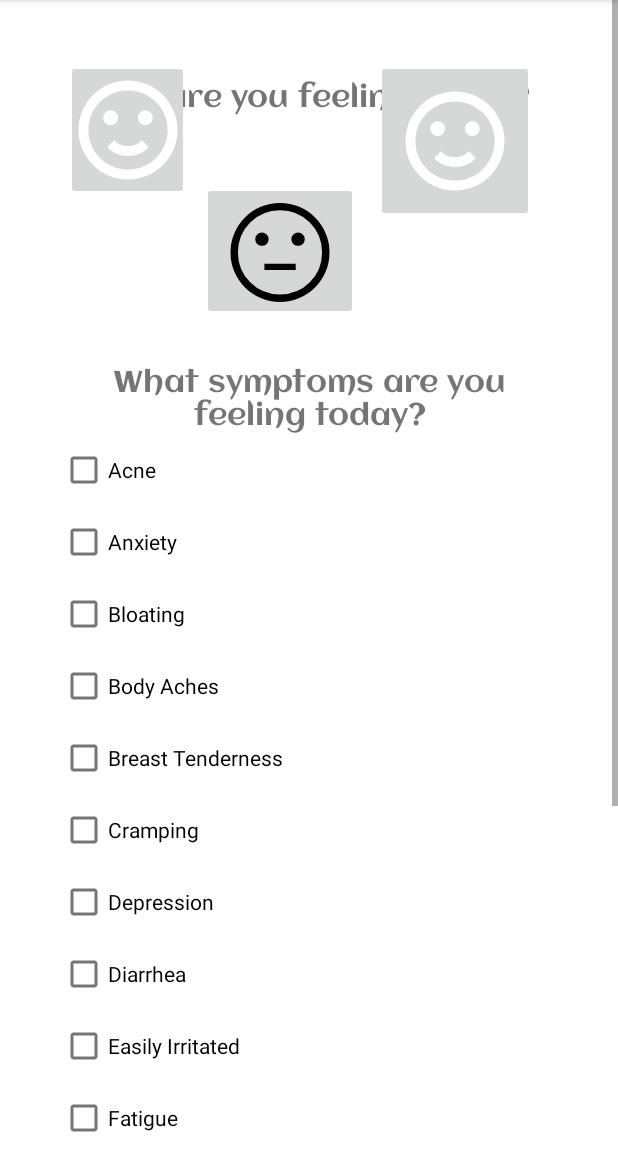
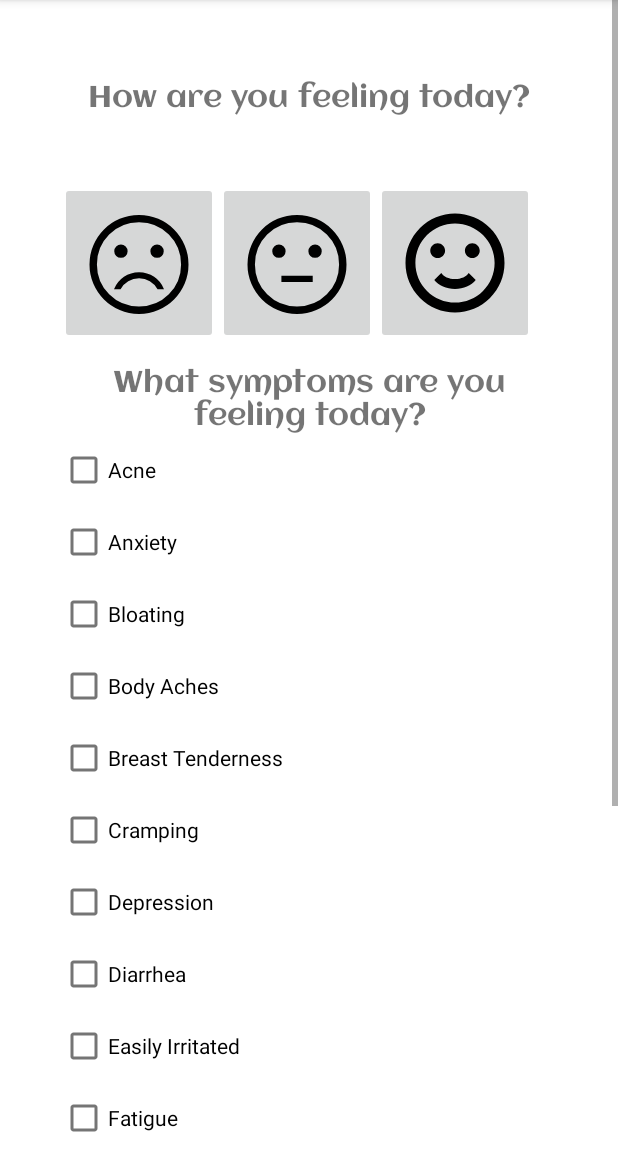
Before and after one commit to danisaba/WicHacks, an Android app: the SymptomsTracking screen opened directly, with no data from a screen before it, on a phone screen of 412 x 824 dp, the part 84-1236 px from its top. Run offline under Robolectric (Android 15) with nearby library versions, the phone set to English and light mode, and no system bars.

Commit message:
fixed some layout issues, added more unversioned files, started on the medicine tracking

```diff
--- a/app/src/main/AndroidManifest.xml
+++ b/app/src/main/AndroidManifest.xml
@@ -11,6 +11,9 @@
         android:supportsRtl="true"
         android:theme="@style/Theme.WicHacks"
         tools:targetApi="31">
+        <activity
+            android:name=".MedicationAdding"
+            android:exported="false" />
         <activity
             android:name=".CycleTracking"
             android:exported="false" />
--- a/app/src/main/res/drawable/frown_foreground.xml
+++ b/app/src/main/res/drawable/frown_foreground.xml
@@ -2,15 +2,15 @@
 <vector xmlns:android="http://schemas.android.com/apk/res/android"
     android:width="108dp"
     android:height="108dp"
-    android:viewportWidth="45"
-    android:viewportHeight="45">
-  <group android:scaleX="0.6111111"
-      android:scaleY="0.6111111"
-      android:translateX="8.75"
-      android:translateY="8.75">
+    android:viewportWidth="960"
+    android:viewportHeight="960">
+  <group android:scaleX="0.73333335"
+      android:scaleY="0.73333335"
+      android:translateX="128"
+      android:translateY="66.07407">
 
       <path
-          android:fillColor="#ffffff"
-          android:pathData="M40.5 22.5C40.5 17.7261 38.6036 13.1477 35.2279 9.77208C31.8523 6.39642 27.2739 4.5 22.5 4.5C17.7261 4.5 13.1477 6.39642 9.77208 9.77208C6.39642 13.1477 4.5 17.7261 4.5 22.5C4.5 27.2739 6.39642 31.8523 9.77208 35.2279C13.1477 38.6036 17.7261 40.5 22.5 40.5C27.2739 40.5 31.8523 38.6036 35.2279 35.2279C38.6036 31.8523 40.5 27.2739 40.5 22.5ZM45 22.5C45 28.4674 42.6295 34.1903 38.4099 38.4099C34.1903 42.6295 28.4674 45 22.5 45C19.5453 45 16.6194 44.418 13.8896 43.2873C11.1598 42.1566 8.67942 40.4992 6.5901 38.4099C2.37053 34.1903 0 28.4674 0 22.5C0 16.5326 2.37053 10.8097 6.5901 6.5901C10.8097 2.37053 16.5326 0 22.5 0C25.4547 0 28.3806 0.58198 31.1104 1.71271C33.8402 2.84344 36.3206 4.50078 38.4099 6.5901C40.4992 8.67942 42.1566 11.1598 43.2873 13.8896C44.418 16.6194 45 19.5453 45 22.5ZM18 16.875C18 18.675 16.425 20.25 14.625 20.25C12.825 20.25 11.25 18.675 11.25 16.875C11.25 15.075 12.825 13.5 14.625 13.5C16.425 13.5 18 15.075 18 16.875ZM33.75 16.875C33.75 18.675 32.175 20.25 30.375 20.25C28.575 20.25 27 18.675 27 16.875C27 15.075 28.575 13.5 30.375 13.5C32.175 13.5 33.75 15.075 33.75 16.875ZM22.5 34.2675C18.5625 34.2675 15.0975 32.625 13.0725 30.195L16.2675 27C17.28 28.62 19.6875 29.7675 22.5 29.7675C25.3125 29.7675 27.72 28.62 28.7325 27L31.9275 30.195C29.9025 32.625 26.4375 34.2675 22.5 34.2675Z" />
+          android:fillColor="#000000"
+          android:pathData="M626 523q22.5 0 38.25-15.75T680 469q0-22.5-15.75-38.25T626 415q-22.5 0-38.25 15.75T572 469q0 22.5 15.75 38.25T626 523Zm-292 0q22.5 0 38.25-15.75T388 469q0-22.5-15.75-38.25T334 415q-22.5 0-38.25 15.75T280 469q0 22.5 15.75 38.25T334 523Zm146.174 116Q413 639 358.5 676.5T278 776h53q22-42 62.173-65t87.5-23Q528 688 567.5 711.5T630 776h52q-25-63-79.826-100-54.826-37-122-37ZM480 976q-83 0-156-31.5T197 859q-54-54-85.5-127T80 576q0-83 31.5-156T197 293q54-54 127-85.5T480 176q83 0 156 31.5T763 293q54 54 85.5 127T880 576q0 83-31.5 156T763 859q-54 54-127 85.5T480 976Zm0-400Zm0 340q142.375 0 241.188-98.812Q820 718.375 820 576t-98.812-241.188Q622.375 236 480 236t-241.188 98.812Q140 433.625 140 576t98.812 241.188Q337.625 916 480 916Z" />
   </group>
 </vector>
--- a/app/src/main/res/layout/activity_symptoms_tracking.xml
+++ b/app/src/main/res/layout/activity_symptoms_tracking.xml
@@ -172,23 +172,16 @@
             app:layout_constraintEnd_toEndOf="parent"
             app:layout_constraintStart_toStartOf="parent" />
 
-        <ImageButton
-            android:id="@+id/frown"
-            android:layout_width="82dp"
-            android:layout_height="93dp"
-            app:layout_constraintEnd_toStartOf="@+id/neutral"
-            app:layout_constraintHorizontal_bias="0.333"
-            app:layout_constraintStart_toStartOf="parent"
-            app:srcCompat="@drawable/frown_foreground"
-            tools:layout_editor_absoluteY="77dp" />
+
 
         <ImageButton
             android:id="@+id/neutral"
-            android:layout_width="104dp"
-            android:layout_height="92dp"
+            android:layout_width="105dp"
+            android:layout_height="108dp"
             android:layout_marginTop="44dp"
             android:layout_marginEnd="12dp"
             app:layout_constraintEnd_toStartOf="@+id/happy"
+            app:layout_constraintStart_toEndOf="@+id/frown"
             app:layout_constraintTop_toBottomOf="@+id/mood"
             app:srcCompat="@drawable/neutral_foreground" />
 
@@ -196,10 +189,20 @@
             android:id="@+id/happy"
             android:layout_width="105dp"
             android:layout_height="108dp"
-            android:layout_marginEnd="16dp"
-            app:layout_constraintEnd_toEndOf="parent"
-            app:srcCompat="@drawable/frown_foreground"
-            tools:layout_editor_absoluteY="68dp" />
+            android:layout_marginTop="44dp"
+            android:tint="@color/black"
+            app:layout_constraintStart_toEndOf="@id/neutral"
+            app:layout_constraintTop_toBottomOf="@+id/mood"
+            app:srcCompat="@drawable/happy_foreground" />
+
+        <ImageButton
+            android:id="@+id/frown"
+            android:layout_width="105dp"
+            android:layout_height="108dp"
+            android:layout_marginTop="44dp"
+            app:layout_constraintTop_toBottomOf="@+id/mood"
+            app:layout_constraintStart_toStartOf="parent"
+            app:srcCompat="@drawable/frown_foreground" />
 
     </androidx.constraintlayout.widget.ConstraintLayout>
 
```
Also changed, not shown: app/src/main/java/com/example/wichacks/MedicationAdding.kt (added, +11 -0 lines), app/src/main/java/com/example/wichacks/MedicationTracking.kt (+10 -0 lines), app/src/main/res/layout/activity_medication_adding.xml (added, +22 -0 lines), app/src/main/res/layout/activity_medication_tracking.xml (+27 -4 lines), app/src/main/res/layout/activity_scrolling.xml (+3 -4 lines), app/src/main/frown-playstore.png, app/src/main/res/mipmap-hdpi/frown.png, app/src/main/res/mipmap-hdpi/frown_round.png, app/src/main/res/mipmap-mdpi/frown.png, app/src/main/res/mipmap-mdpi/frown_round.png, app/src/main/res/mipmap-xhdpi/frown.png, app/src/main/res/mipmap-xhdpi/frown_round.png, app/src/main/res/mipmap-xxhdpi/frown.png, app/src/main/res/mipmap-xxhdpi/frown_round.png, 2 more files.
